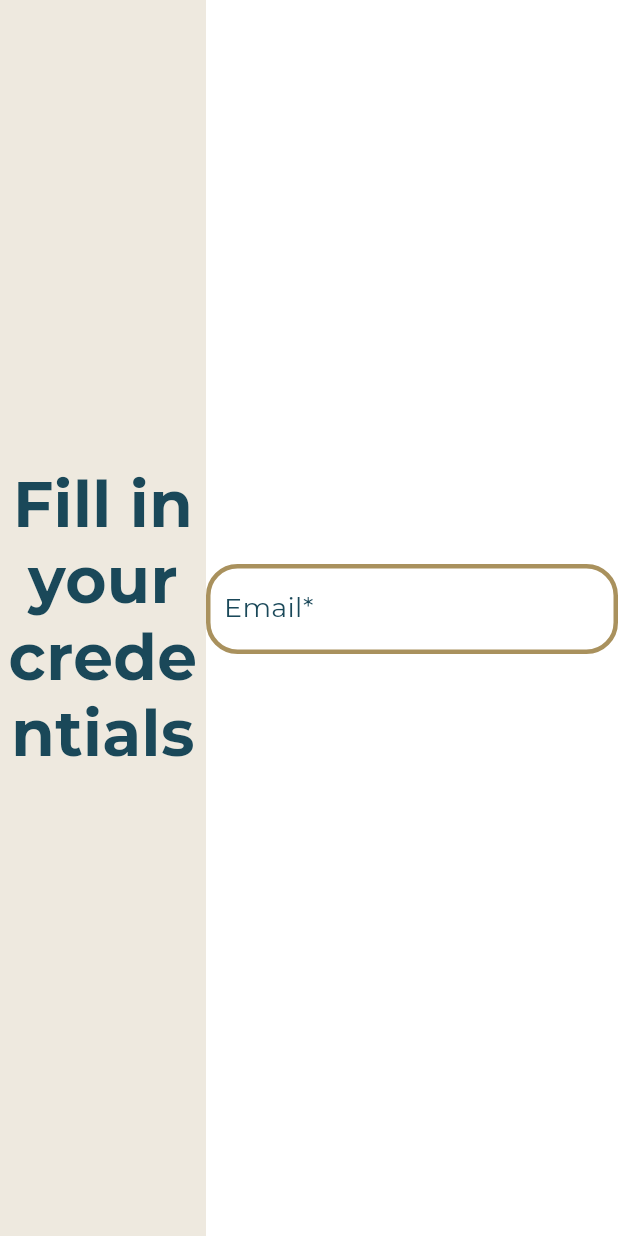
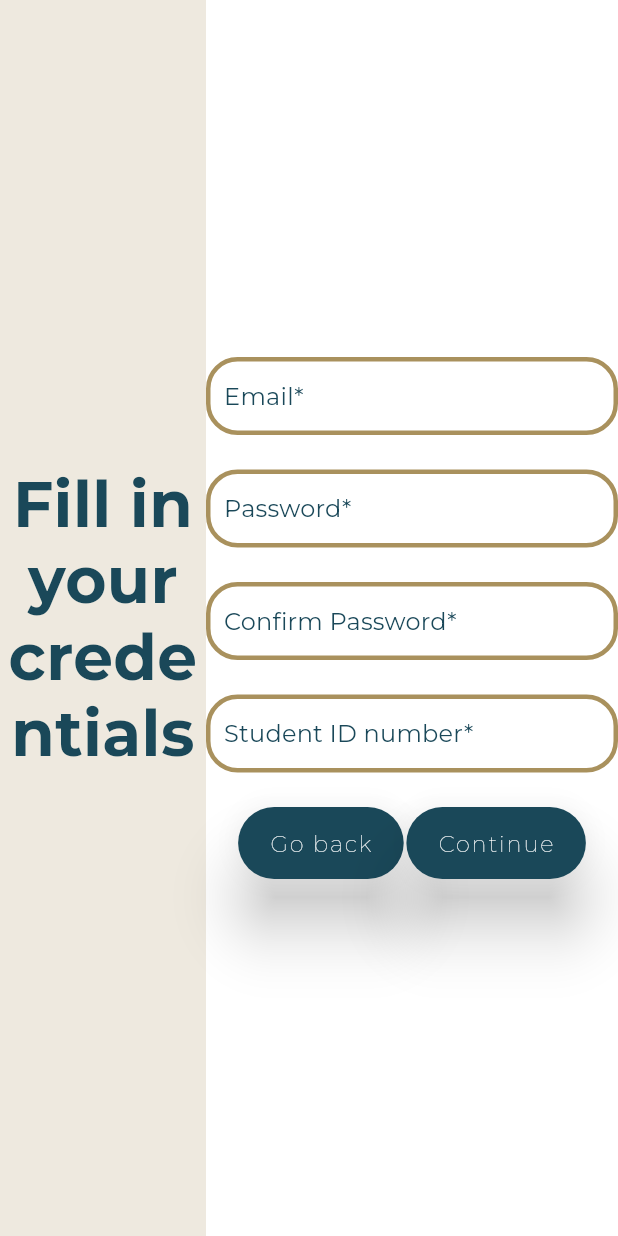
Before and after one commit to mikezamayias/hmu_library_signup_web_interface, a Flutter app: the screen it shows after launch, on a phone screen of 412 x 824 dp. Run offline on Flutter 3.47's test engine with Material 2 defaults, Android fonts, the phone set to English and light mode, and no system bars; drawn by our look-alikes of flutter_styled_toast; our stand-ins replace email_validator, google_fonts.

Commit message:
blood bath is happening

```diff
--- a/lib/src/views/credentials_view/credentials_view.dart
+++ b/lib/src/views/credentials_view/credentials_view.dart
@@ -1,7 +1,7 @@
 import 'package:flutter/material.dart';
-import 'package:email_validator/email_validator.dart';
-import 'package:hmu_library_signup_web_interface/src/widgets/yellow_text_form_field.dart';
 
+import '../../widgets/navigation_button_bar.dart';
+import '../../widgets/yellow_text_form_field.dart';
 import '../default_view/default_view.dart';
 
 class CredentialsView extends StatefulWidget {
@@ -13,6 +13,9 @@ class CredentialsView extends StatefulWidget {
 
 class _CredentialsViewState extends State<CredentialsView> {
   TextEditingController emailController = TextEditingController();
+  TextEditingController passwordController = TextEditingController();
+  TextEditingController confirmPasswordController = TextEditingController();
+  TextEditingController studentIDNumberController = TextEditingController();
 
   @override
   Widget build(BuildContext context) {
@@ -36,9 +39,27 @@ class _CredentialsViewState extends State<CredentialsView> {
         YellowTextFormField(
           hintText: 'Enter your email',
           labelText: 'Email',
-          errorText: 'Please enter your correct email address',
           textEditingController: emailController,
         ),
+        YellowTextFormField(
+          hintText: 'Enter your password',
+          labelText: 'Password',
+          textEditingController: passwordController,
+          isPassword: true,
+        ),
+        YellowTextFormField(
+          hintText: 'Confirm your password',
+          labelText: 'Confirm Password',
+          textEditingController: confirmPasswordController,
+          isPassword: true,
+          confirmPassword: passwordController.text,
+        ),
+        YellowTextFormField(
+          hintText: 'Enter Student ID number',
+          labelText: 'Student ID number',
+          textEditingController: studentIDNumberController,
+        ),
+        const NavigationButtonBar(),
         const Spacer(
           flex: 9,
         ),
--- a/lib/src/widgets/navigation_button_bar.dart
+++ b/lib/src/widgets/navigation_button_bar.dart
@@ -0,0 +1,32 @@
+import 'package:flutter/material.dart';
+
+import 'main_button.dart';
+
+class NavigationButtonBar extends StatefulWidget {
+  const NavigationButtonBar({Key? key}) : super(key: key);
+
+  @override
+  _NavigationButtonBarState createState() => _NavigationButtonBarState();
+}
+
+class _NavigationButtonBarState extends State<NavigationButtonBar> {
+  @override
+  Widget build(BuildContext context) {
+    return Row(
+      mainAxisSize: MainAxisSize.max,
+      mainAxisAlignment: MainAxisAlignment.spaceEvenly,
+      crossAxisAlignment: CrossAxisAlignment.center,
+      children: <Widget>[
+        const Spacer(flex: 12),
+        MainButton(
+          onPressed: () {}, string: 'Go back',
+        ),
+        const Spacer(flex: 1),
+        MainButton(
+          onPressed: () {}, string: 'Continue',
+        ),
+        const Spacer(flex: 12),
+      ],
+    );
+  }
+}
--- a/lib/src/widgets/yellow_text_form_field.dart
+++ b/lib/src/widgets/yellow_text_form_field.dart
@@ -4,15 +4,17 @@ import 'package:email_validator/email_validator.dart';
 class YellowTextFormField extends StatefulWidget {
   final String hintText;
   final String labelText;
-  final String errorText;
   final TextEditingController textEditingController;
+  bool isPassword;
+  String? previousPassword;
 
-  const YellowTextFormField({
+  YellowTextFormField({
     Key? key,
     required this.hintText,
     required this.labelText,
-    required this.errorText,
     required this.textEditingController,
+    this.isPassword = false,
+    confirmPassword,
   }) : super(key: key);
 
   @override
@@ -29,22 +31,88 @@ class _YellowTextFormFieldState extends State<YellowTextFormField> {
   @override
   Widget build(BuildContext context) {
     return SizedBox(
-      height: 72,
+      height: 75,
       width: 300,
       child: TextFormField(
+        textAlignVertical: TextAlignVertical.center,
+        // obscureText: widget.labelText == 'Password' ? true : false,
         controller: widget.textEditingController,
         autovalidateMode: AutovalidateMode.onUserInteraction,
-        validator: (value) => EmailValidator.validate(value!)
-            ? null
-            : widget.errorText,
+        onFieldSubmitted: (_) {
+          String errorMessage;
+          if (widget.isPassword) {
+            if (widget.previousPassword != null) {
+              errorMessage = validateConfirmPassword(
+                  widget.textEditingController.text, widget.previousPassword!);
+            } else {
+              errorMessage = validatePassword(widget.textEditingController.text);
+            }
+          } else {
+            errorMessage = validateEmail(widget.textEditingController.text);
+          }
+          if (errorMessage != 'success') {
+            showDialog(
+              context: context,
+              builder: (context) => AlertDialog(
+                title: Text(
+                  'Invalid ${widget.labelText}',
+                  style: const TextStyle(
+                    color: Color(0xFF1A4859),
+                  ),
+                ),
+                content: Text(
+                  errorMessage,
+                  style: const TextStyle(
+                    color: Color(0xFF1A4859),
+                  ),
+                ),
+                shape: RoundedRectangleBorder(
+                  borderRadius: BorderRadius.circular(21),
+                ),
+              ),
+            );
+          }
+        },
+        validator: (value) {
+          if (widget.isPassword & (widget.previousPassword == null)) {
+            (value) {
+              if (validatePassword(value!) != 'success') {
+                return validatePassword(value);
+              }
+            };
+          } else if (widget.isPassword & (widget.previousPassword != null)) {
+            (value) {
+              if (validateConfirmPassword(value!, widget.previousPassword!) !=
+                  'success') {
+                return validateConfirmPassword(value, widget.previousPassword!);
+              }
+            };
+          } else {
+            if (validateEmail(value!) != 'success') {
+              return validateEmail(value);
+            }
+            ;
+          }
+        },
         cursorColor: const Color(0xFFA9915D),
         decoration: InputDecoration(
           hintText: widget.hintText,
           labelText: '${widget.labelText}*',
+          floatingLabelStyle: const TextStyle(
+            color: Color(0xFFA9915D),
+            fontSize: 21,
+            fontWeight: FontWeight.w600,
+          ),
+          isDense: true,
+          errorMaxLines: 1,
+          errorText: null,
+          errorStyle: const TextStyle(
+            color: Colors.transparent,
+            fontSize: 0,
+          ),
           alignLabelWithHint: true,
           focusColor: const Color(0xFFA9915D),
           labelStyle: const TextStyle(
-            fontSize: 18,
             color: Color(0xFF1A4859),
           ),
           focusedBorder: const OutlineInputBorder(
@@ -92,3 +160,41 @@ class _YellowTextFormFieldState extends State<YellowTextFormField> {
     );
   }
 }
+
+String validateEmail(String email) {
+  if (email.isEmpty) {
+    return 'Email is required';
+  }
+  if (!EmailValidator.validate(email)) {
+    return 'Please enter a valid email';
+  }
+  return 'success';
+}
+
+String validatePassword(String password) {
+  if (password.isEmpty) {
+    return 'Password is required';
+  }
+  if (password.length < 8) {
+    return 'Password must be at least 8 characters long.';
+  }
+  RegExp regex = RegExp(
+    r'^(?=.*[a-z])(?=.*[A-Z])(?=.*\d)[a-zA-Z\d]{8,}$',
+  );
+  if (!regex.hasMatch(password)) {
+    return '''Password must have at least one
+uppercase letter, one lowercase
+letter, and one number.''';
+  }
+  return 'success';
+}
+
+String validateConfirmPassword(String password, String confirmPassword) {
+  if (confirmPassword.isEmpty) {
+    return 'Confirm password is required';
+  }
+  if (password != confirmPassword) {
+    return 'Passwords do not match.';
+  }
+  return 'success';
+}
```
